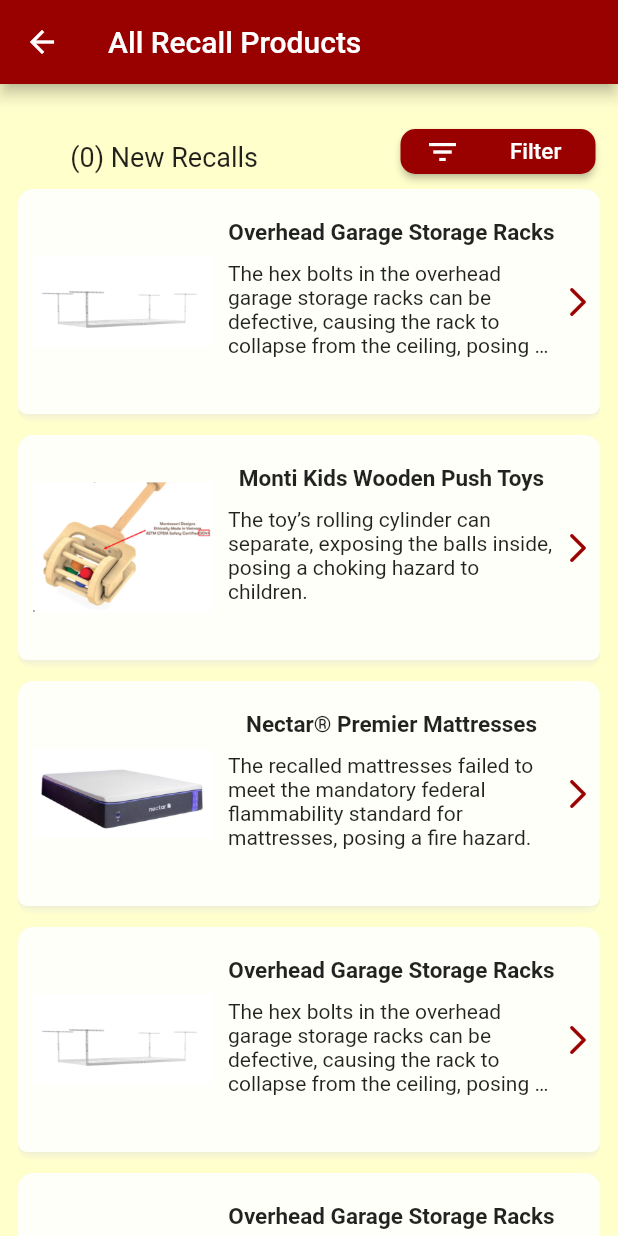
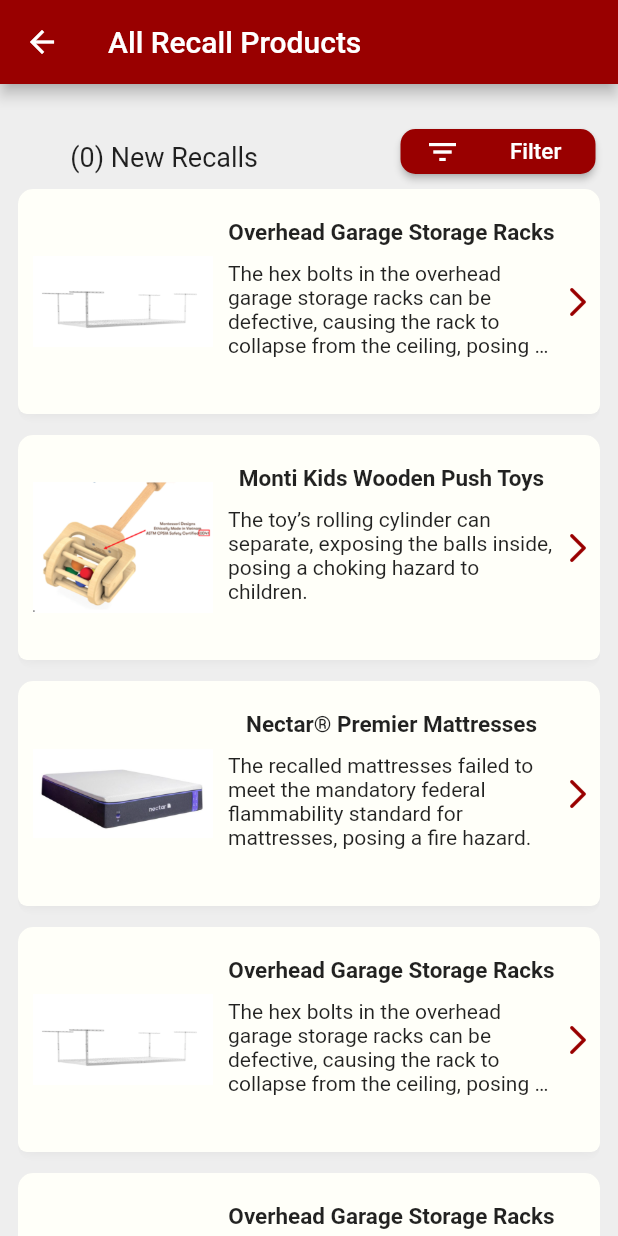
Before and after one commit to astrebe/project-spotlight, a Flutter app: the screen it shows after launch, after a tap on the "add" icon, on a phone screen of 412 x 824 dp. Run offline on Flutter 3.47's test engine with Material 2 defaults, Android fonts, the phone set to English and light mode, and no system bars.

Commit message:
Minor Formatting

```diff
--- a/spotlight_app/lib/SpotlightViewFrame.dart
+++ b/spotlight_app/lib/SpotlightViewFrame.dart
@@ -11,7 +11,7 @@
 }
 
 class _SpotlightViewFrameState extends State<SpotlightViewFrame> {
-  static const double TILE_HEIGHT = 150;
+  static const double tileHeight = 150;
 
   final List<RecalledProduct> testData = getTestData();
 
@@ -22,7 +22,7 @@
           backgroundColor: const Color.fromARGB(255, 153, 0, 0),
           title: const Text("All Recall Products"),
         ),
-        backgroundColor: const Color.fromARGB(255, 255, 255, 204),
+        backgroundColor: Colors.grey.shade200,
         body: Column(
           children: <Widget>[
             Row(
@@ -85,7 +85,7 @@
                                         color: Colors.grey.shade300,
                                         blurRadius: 6)
                                   ]),
-                              height: TILE_HEIGHT,
+                              height: tileHeight,
                               child: Row(
                                 children: <Widget>[
                                   (testData[index].imgLoc != null)
@@ -93,7 +93,7 @@
                                           padding: const EdgeInsets.all(10),
                                           child: Image.asset(
                                             testData[index].imgLoc!,
-                                            height: TILE_HEIGHT,
+                                            height: tileHeight,
                                             width: 120,
                                           ))
                                       : const Text("[Image not Provided]"),
--- a/spotlight_app/lib/main.dart
+++ b/spotlight_app/lib/main.dart
@@ -1,4 +1,6 @@
 import 'package:flutter/material.dart';
+import 'package:spotlight_app/RecalledProduct.dart';
+import 'package:spotlight_app/SpotlightFilterView.dart';
 import 'SpotlightViewFrame.dart';
 
 void main() {
@@ -34,14 +36,14 @@
   @override
   Widget build(BuildContext context) {
     return Scaffold(
-      appBar: AppBar(title: Text("App")),
-      body: Text("List Goes Here"),
+      appBar: AppBar(title: const Text("App")),
+      body: const Text("List Goes Here"),
       floatingActionButton: FloatingActionButton(
         onPressed: () {
           Navigator.pushNamed(context, "/SpotlightView");
         },
         tooltip: 'Add Grocery Item to List',
-        child: Icon(Icons.add),
+        child: const Icon(Icons.add),
       ),
     );
   }
```
